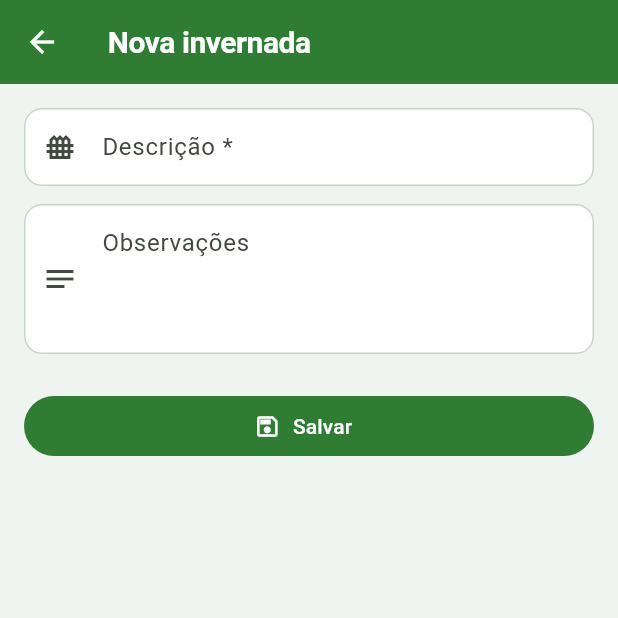
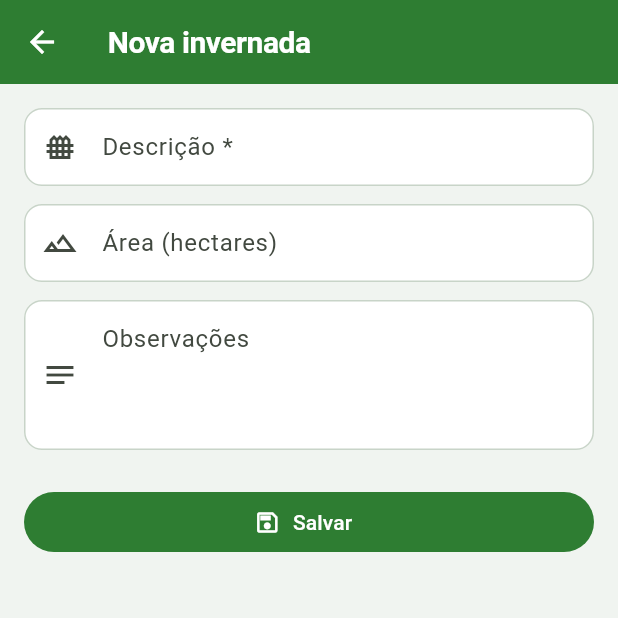
Before and after one commit to lucasbjs12/gestao-bovinos-flutter, a Flutter app: the CadastroInvernadaScreen screen opened by its route, on a phone screen of 412 x 824 dp, the top half of it. Run offline on Flutter 3.47's test engine with Material 3 defaults, Android fonts, the phone set to English and light mode, and no system bars; our stand-ins replace cached_network_image, cloud_firestore, connectivity_plus, firebase_auth, firebase_core, flutter_image_compress and 4 more; accounts and stored records are empty.

Commit message:
feat: campo de hectares na invernada e cálculo de lotação
- Campo "Área (hectares)" no cadastro de invernada
- Migração do banco (versão 3): ALTER TABLE invernadas ADD COLUMN hectares
- Exibe lotação (kg/ha) no card de resumo da invernada
- Mostra peso total, área e lotação em destaque
- Avisa quantos animais não têm peso informado

Co-Authored-By: Claude Sonnet 4.6 <noreply@anthropic.com>

```diff
--- a/lib/core/db/app_database.dart
+++ b/lib/core/db/app_database.dart
@@ -30,11 +30,16 @@ class AppDatabase {
 
     return openDatabase(
       dbPath,
-      version: 2,
+      version: 3,
       onUpgrade: (db, oldVersion, newVersion) async {
         if (oldVersion < 2) {
           await db.execute(
             'ALTER TABLE eventos_sanitarios ADD COLUMN syncId TEXT',
+          );
+        }
+        if (oldVersion < 3) {
+          await db.execute(
+            'ALTER TABLE invernadas ADD COLUMN hectares REAL',
           );
         }
       },
@@ -43,6 +48,7 @@ class AppDatabase {
           CREATE TABLE invernadas (
             id INTEGER PRIMARY KEY AUTOINCREMENT,
             descricao TEXT,
+            hectares REAL,
             urlFoto TEXT,
             observacoes TEXT,
             syncId TEXT
--- a/lib/features/invernadas/data/invernada.dart
+++ b/lib/features/invernadas/data/invernada.dart
@@ -6,6 +6,7 @@ class Invernada {
   final int? id;
   final String syncId;
   final String descricao;
+  final double? hectares;
   final String? urlFoto;
   final String? observacoes;
 
@@ -17,6 +18,7 @@ class Invernada {
     this.id,
     required this.syncId,
     required this.descricao,
+    this.hectares,
     this.urlFoto,
     this.observacoes,
     this.quantidadeBovinos = 0,
@@ -32,6 +34,7 @@ class Invernada {
       id: id ?? this.id,
       syncId: syncId,
       descricao: descricao,
+      hectares: hectares,
       urlFoto: urlFoto,
       observacoes: observacoes,
       quantidadeBovinos: quantidadeBovinos,
@@ -43,6 +46,7 @@ class Invernada {
     final m = <String, dynamic>{
       'syncId': syncId,
       'descricao': descricao,
+      'hectares': hectares,
       'urlFoto': urlFoto,
       'observacoes': observacoes,
     };
@@ -55,6 +59,7 @@ class Invernada {
       id: m['id'] as int?,
       syncId: m['syncId'] as String? ?? _uuid.v4(),
       descricao: m['descricao'] as String? ?? '',
+      hectares: (m['hectares'] as num?)?.toDouble(),
       urlFoto: m['urlFoto'] as String?,
       observacoes: m['observacoes'] as String?,
       quantidadeBovinos: (m['quantidadeBovinos'] as int?) ?? 0,
--- a/lib/features/invernadas/presentation/cadastro_invernada_screen.dart
+++ b/lib/features/invernadas/presentation/cadastro_invernada_screen.dart
@@ -24,6 +24,7 @@ class _CadastroInvernadaScreenState extends State<CadastroInvernadaScreen> {
 
   final _formKey = GlobalKey<FormState>();
   final _descricaoCtrl = TextEditingController();
+  final _hectaresCtrl = TextEditingController();
   final _obsCtrl = TextEditingController();
 
   Invernada? _invernadaOriginal;
@@ -46,6 +47,7 @@ class _CadastroInvernadaScreenState extends State<CadastroInvernadaScreen> {
     _invernadaOriginal = inv;
     setState(() {
       _descricaoCtrl.text = inv.descricao;
+      _hectaresCtrl.text = inv.hectares != null ? '${inv.hectares}' : '';
       _obsCtrl.text = inv.observacoes ?? '';
     });
   }
@@ -53,6 +55,7 @@ class _CadastroInvernadaScreenState extends State<CadastroInvernadaScreen> {
   @override
   void dispose() {
     _descricaoCtrl.dispose();
+    _hectaresCtrl.dispose();
     _obsCtrl.dispose();
     super.dispose();
   }
@@ -67,6 +70,7 @@ class _CadastroInvernadaScreenState extends State<CadastroInvernadaScreen> {
       final repo = InvernadaLocalRepository(db);
 
       final descricao = _descricaoCtrl.text.trim();
+      final hectares = double.tryParse(_hectaresCtrl.text.trim().replaceAll(',', '.'));
       final obs = _obsCtrl.text.trim().isEmpty ? null : _obsCtrl.text.trim();
 
       Invernada invernada;
@@ -76,6 +80,7 @@ class _CadastroInvernadaScreenState extends State<CadastroInvernadaScreen> {
         invernada = Invernada(
           syncId: nova.syncId,
           descricao: descricao,
+          hectares: hectares,
           observacoes: obs,
         );
         final newId = await repo.inserir(invernada);
@@ -85,6 +90,7 @@ class _CadastroInvernadaScreenState extends State<CadastroInvernadaScreen> {
           id: _invernadaId,
           syncId: _invernadaOriginal!.syncId,
           descricao: descricao,
+          hectares: hectares,
           urlFoto: _invernadaOriginal?.urlFoto,
           observacoes: obs,
         );
@@ -138,6 +144,18 @@ class _CadastroInvernadaScreenState extends State<CadastroInvernadaScreen> {
               ),
               const SizedBox(height: 12),
               TextFormField(
+                controller: _hectaresCtrl,
+                keyboardType: const TextInputType.numberWithOptions(decimal: true),
+                textInputAction: TextInputAction.next,
+                decoration: const InputDecoration(
+                  labelText: 'Área (hectares)',
+                  border: OutlineInputBorder(),
+                  prefixIcon: Icon(Icons.landscape_outlined),
+                  suffixText: 'ha',
+                ),
+              ),
+              const SizedBox(height: 12),
+              TextFormField(
                 controller: _obsCtrl,
                 textCapitalization: TextCapitalization.sentences,
                 maxLines: 3,
```
Also changed, not shown: lib/features/invernadas/presentation/detalhe_invernada_screen.dart (+119 -5 lines).
